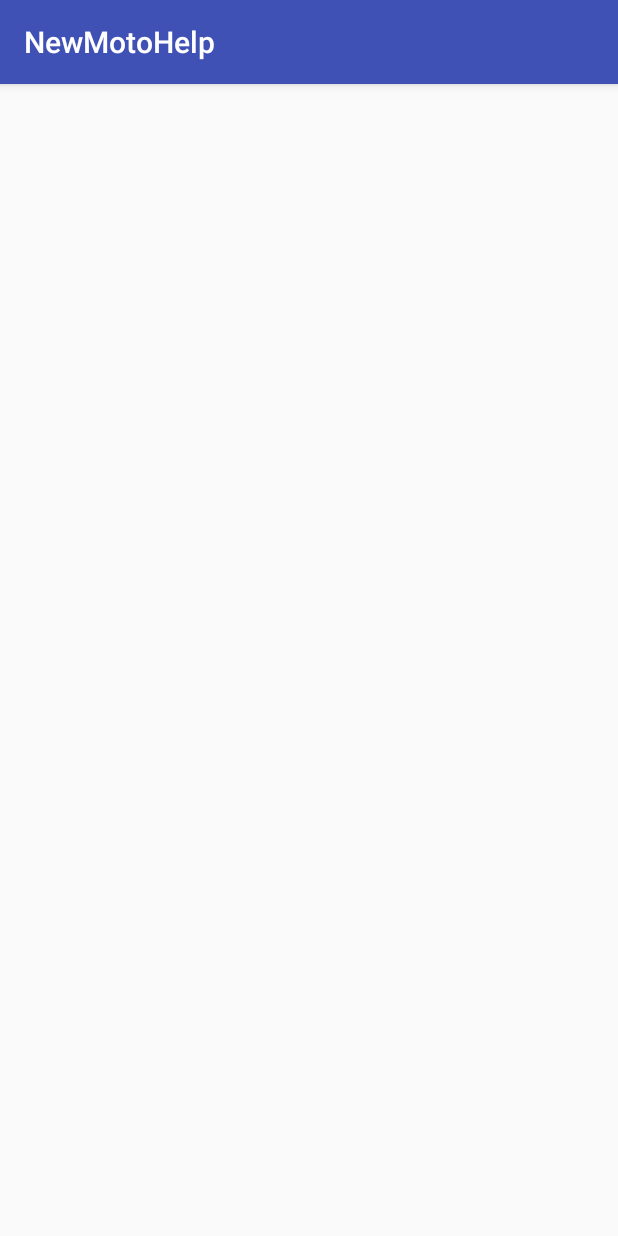
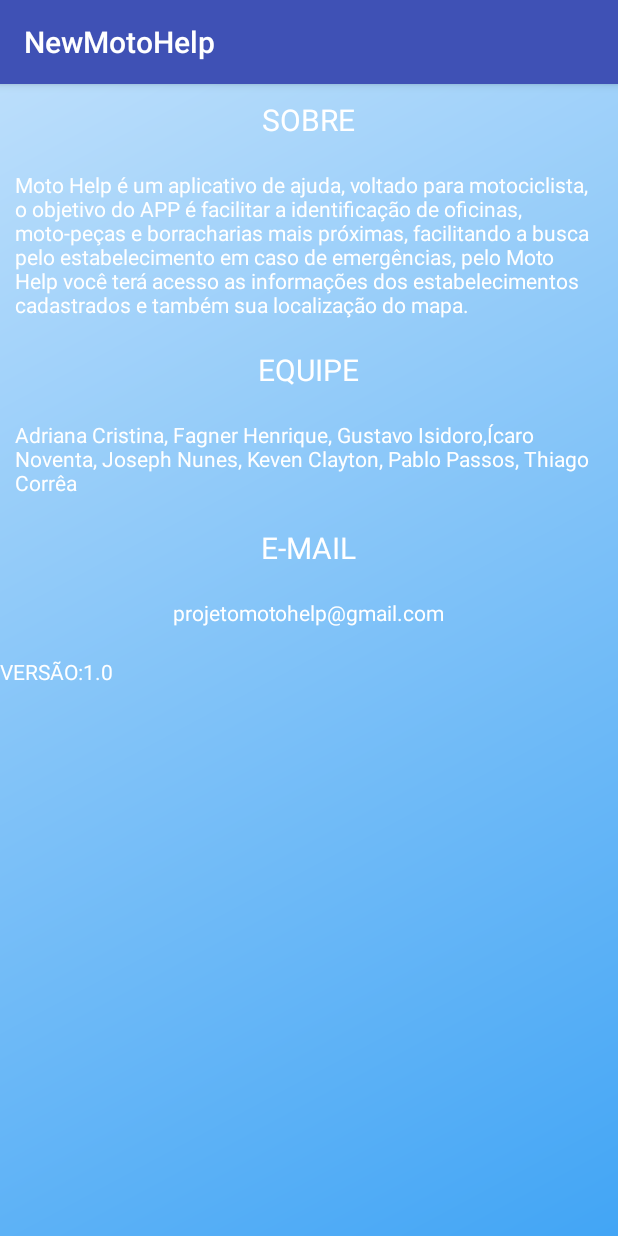
Before and after one commit to Icaro90/NewMotoHelp, an Android app: the AboutActivity screen opened directly, with no data from a screen before it, on a phone screen of 412 x 824 dp. Run offline under Robolectric (Android 15) with nearby library versions, the phone set to English and light mode, and no system bars.

Commit message:
Thiago Tela de about

```diff
--- /dev/null
+++ b/app/src/main/res/drawable/fundo_degrade.xml
@@ -0,0 +1,7 @@
+<?xml version="1.0" encoding="utf-8"?>
+<shape xmlns:android="http://schemas.android.com/apk/res/android"
+    android:shape="rectangle">
+    <gradient android:startColor="#42a5f5"
+        android:endColor="#bbdefb"
+        android:angle="135"></gradient>
+</shape>
--- a/app/src/main/res/drawable/fundo_texto.xml
+++ b/app/src/main/res/drawable/fundo_texto.xml
@@ -1,7 +1,7 @@
 <?xml version="1.0" encoding="utf-8"?>
 <shape xmlns:android="http://schemas.android.com/apk/res/android"
     android:shape="rectangle">
-    <solid android:color="#E3F2FD"></solid>
+    <solid android:color="#bbdefb"></solid>
     <corners android:radius="8dp"></corners>
     <stroke android:width="1dp" android:color="#99FFFFFF"></stroke>
 
--- a/app/src/main/res/layout/activity_about.xml
+++ b/app/src/main/res/layout/activity_about.xml
@@ -1,9 +1,103 @@
 <?xml version="1.0" encoding="utf-8"?>
-<android.support.constraint.ConstraintLayout xmlns:android="http://schemas.android.com/apk/res/android"
+<LinearLayout xmlns:android="http://schemas.android.com/apk/res/android"
     xmlns:app="http://schemas.android.com/apk/res-auto"
     xmlns:tools="http://schemas.android.com/tools"
     android:layout_width="match_parent"
     android:layout_height="match_parent"
+    android:layout_alignParentBottom="false"
+    android:layout_alignParentEnd="false"
+    android:layout_alignParentLeft="false"
+    android:layout_alignParentRight="false"
+    android:layout_alignParentStart="false"
+    android:layout_alignParentTop="false"
+    android:background="@drawable/fundo_degrade"
+    android:orientation="vertical"
     tools:context="com.example.icaro.newmotohelp.AboutActivity">
 
-</android.support.constraint.ConstraintLayout>
+    <TextView
+        android:id="@+id/textView"
+        android:layout_width="wrap_content"
+        android:layout_height="wrap_content"
+        android:layout_gravity="center"
+        android:layout_margin="10dp"
+        android:text="SOBRE"
+        android:textSize="20dp"
+        android:textColor="@android:color/white"
+        tools:layout_editor_absoluteX="8dp"
+        tools:layout_editor_absoluteY="16dp" />
+
+    <TextView
+        android:id="@+id/textView2"
+        android:layout_width="wrap_content"
+        android:layout_height="wrap_content"
+        android:layout_gravity="center"
+        android:layout_margin="10dp"
+        android:text="Moto Help é um aplicativo de ajuda, voltado para motociclista, o objetivo do APP é facilitar a identificação de oficinas, moto-peças e borracharias mais próximas, facilitando a busca pelo estabelecimento em caso de emergências, pelo Moto Help você terá acesso as informações dos estabelecimentos cadastrados e também sua localização do mapa."
+        android:textColor="@android:color/white"
+        app:layout_constraintHorizontal_bias="0.761"
+        app:layout_constraintLeft_toLeftOf="parent"
+        app:layout_constraintRight_toRightOf="parent"
+        tools:layout_editor_absoluteY="47dp" />
+
+    <TextView
+        android:id="@+id/textView3"
+        android:layout_width="wrap_content"
+        android:layout_height="wrap_content"
+        android:layout_gravity="center"
+        android:layout_margin="10dp"
+        android:text="EQUIPE"
+        android:textSize="20dp"
+        android:textColor="@android:color/white"
+        tools:layout_editor_absoluteX="16dp"
+        tools:layout_editor_absoluteY="189dp" />
+
+    <TextView
+        android:id="@+id/textView4"
+        android:layout_width="wrap_content"
+        android:layout_height="wrap_content"
+        android:layout_gravity="center"
+        android:layout_margin="10dp"
+        android:text="Adriana Cristina, Fagner Henrique, Gustavo Isidoro,Ícaro Noventa, Joseph Nunes, Keven Clayton, Pablo Passos, Thiago Corrêa "
+        android:textColor="@android:color/white"
+        tools:layout_editor_absoluteX="16dp"
+        tools:layout_editor_absoluteY="218dp" />
+
+    <TextView
+        android:id="@+id/textView5"
+        android:layout_width="wrap_content"
+        android:layout_height="wrap_content"
+        android:layout_gravity="center"
+        android:layout_margin="10dp"
+        android:text="E-MAIL"
+        android:textSize="20dp"
+        android:textColor="@android:color/white"
+        tools:layout_editor_absoluteX="16dp"
+        tools:layout_editor_absoluteY="264dp" />
+
+    <TextView
+        android:id="@+id/textView6"
+        android:layout_width="wrap_content"
+        android:layout_height="wrap_content"
+        android:layout_gravity="center"
+        android:layout_margin="10dp"
+        android:text="projetomotohelp@gmail.com"
+        android:textColor="@android:color/white"
+        tools:layout_editor_absoluteX="16dp"
+        tools:layout_editor_absoluteY="294dp" />
+    <Space
+        android:layout_width="match_parent"
+        android:layout_height="10dp" />
+
+    <TextView
+        android:id="@+id/textView7"
+        android:layout_width="wrap_content"
+        android:layout_height="wrap_content"
+        android:layout_gravity="fill_vertical"
+        android:text="VERSÃO:1.0"
+        android:textColor="@android:color/white"
+        tools:layout_editor_absoluteX="292dp"
+        tools:layout_editor_absoluteY="478dp" />
+
+
+
+</LinearLayout>
--- a/app/src/main/res/values/dimens.xml
+++ b/app/src/main/res/values/dimens.xml
@@ -2,4 +2,5 @@
     <!-- Default screen margins, per the Android Design guidelines. -->
     <dimen name="activity_horizontal_margin">16dp</dimen>
     <dimen name="activity_vertical_margin">16dp</dimen>
+    <dimen name="fab_margin">16dp</dimen>
 </resources>
--- a/app/src/main/res/values/strings.xml
+++ b/app/src/main/res/values/strings.xml
@@ -4,4 +4,5 @@
     <string name="title_dashboard">Quest</string>
     <string name="title_notifications">About</string>
     <string name="title_activity_maps">Map</string>
+    <string name="title_activity_splash2">Splash2Activity</string>
 </resources>
```
Also changed, not shown: app/src/main/java/com/example/icaro/newmotohelp/MapsActivity.java (+6 -2 lines), app/src/main/res/layout/activity_about2.xml (added, +105 -0 lines), app/src/main/res/values/styles.xml (+9 -0 lines).
